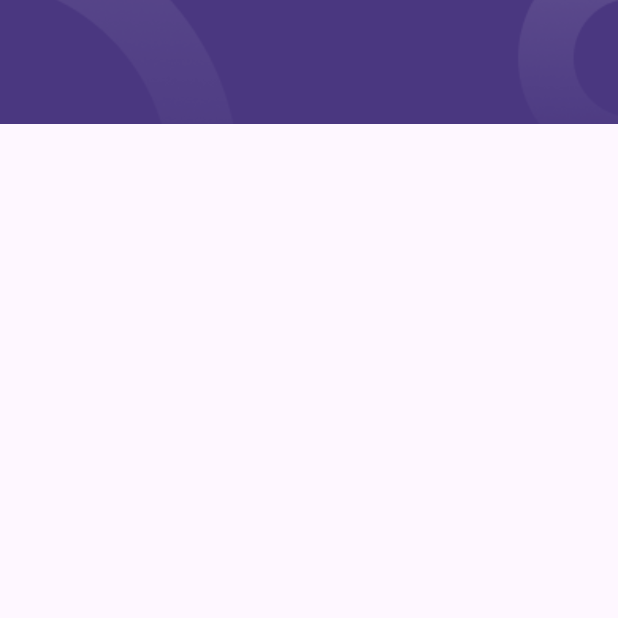
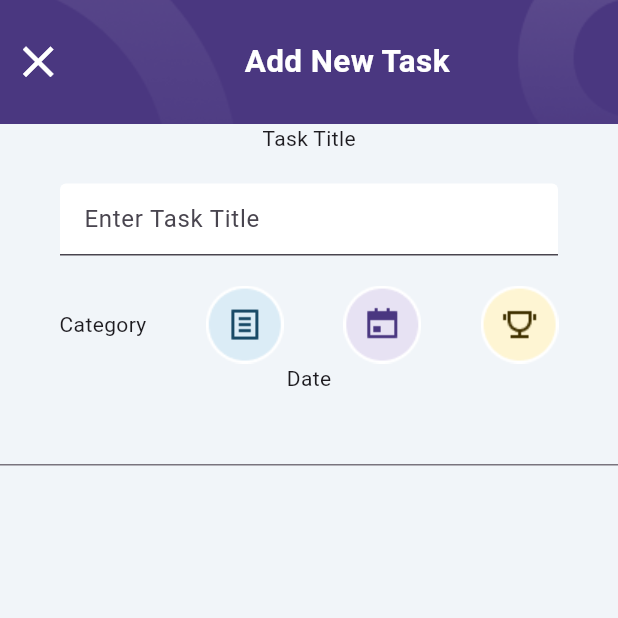
Before and after one commit to samiigll/flutter-todoapp, a Flutter app: the AddNewTaskScreen screen opened directly, on a phone screen of 412 x 824 dp, the top half of it. Run offline on Flutter 3.47's test engine with Material 3 defaults, Android fonts, the phone set to English and light mode, and no system bars; our stand-ins replace hexcolor.

Commit message:
chore: Add new task screen design and functionality

```diff
--- a/todo_app/lib/screens/add_new_task.dart
+++ b/todo_app/lib/screens/add_new_task.dart
@@ -1,4 +1,6 @@
 import 'package:flutter/material.dart';
+import 'package:hexcolor/hexcolor.dart';
+import 'package:todo_app/constants/color.dart';
 
 class AddNewTaskScreen extends StatelessWidget {
   const AddNewTaskScreen({super.key});
@@ -9,6 +11,7 @@ class AddNewTaskScreen extends StatelessWidget {
     double deviceWidth = MediaQuery.of(context).size.width;
     return SafeArea(
       child: Scaffold(
+        backgroundColor: HexColor(backgrouncolor),
         body: Column(
           children: [
             Container(
@@ -22,7 +25,91 @@ class AddNewTaskScreen extends StatelessWidget {
                   fit: BoxFit.cover,
                 ),
               ),
+              child: Row(
+                children: [
+                  IconButton(
+                    onPressed: () {
+                      Navigator.pop(context);
+                    },
+                    icon:
+                        const Icon(Icons.close, size: 35, color: Colors.white),
+                  ),
+                  const Expanded(
+                    child: Text(
+                      "Add New Task",
+                      style: TextStyle(
+                        color: Colors.white,
+                        fontSize: 21,
+                        fontWeight: FontWeight.bold,
+                      ),
+                      textAlign: TextAlign.center,
+                    ),
+                  ),
+                ],
+              ),
             ),
+            const Text("Task Title"),
+            const Padding(
+              padding: EdgeInsets.symmetric(
+                horizontal: 40,
+                vertical: 20,
+              ),
+              child: TextField(
+                decoration: InputDecoration(
+                  filled: true,
+                  fillColor: Colors.white,
+                  hintText: "Enter Task Title",
+                ),
+              ),
+            ),
+            Row(
+              mainAxisAlignment: MainAxisAlignment.spaceEvenly,
+              children: [
+                const Text("Category"),
+                GestureDetector(
+                  onTap: () {
+                    ScaffoldMessenger.of(context).showSnackBar(
+                      const SnackBar(
+                        duration: Duration(seconds: 1),
+                        content: Text("Category Selected"),
+                      ),
+                    );
+                  },
+                  child: Image.asset("lib/assets/images/category_1.png"),
+                ),
+                GestureDetector(
+                  onTap: () {
+                    ScaffoldMessenger.of(context).showSnackBar(
+                      const SnackBar(
+                        duration: Duration(seconds: 1),
+                        content: Text("Category Selected"),
+                      ),
+                    );
+                  },
+                  child: Image.asset("lib/assets/images/category_2.png"),
+                ),
+                GestureDetector(
+                  onTap: () {
+                    ScaffoldMessenger.of(context).showSnackBar(
+                      const SnackBar(
+                        duration: Duration(seconds: 1),
+                        content: Text("Category Selected"),
+                      ),
+                    );
+                  },
+                  child: Image.asset("lib/assets/images/category_3.png"),
+                )
+              ],
+            ),
+            Row(
+              children: [
+                Expanded(
+                  child: Column(
+                    children: [Text("Date"), TextField()],
+                  ),
+                )
+              ],
+            )
           ],
         ),
       ),
```
Also changed, not shown: todo_app/lib/assets/images/category_1.png (added), todo_app/lib/assets/images/category_2.png (added), todo_app/lib/assets/images/category_3.png (added).
